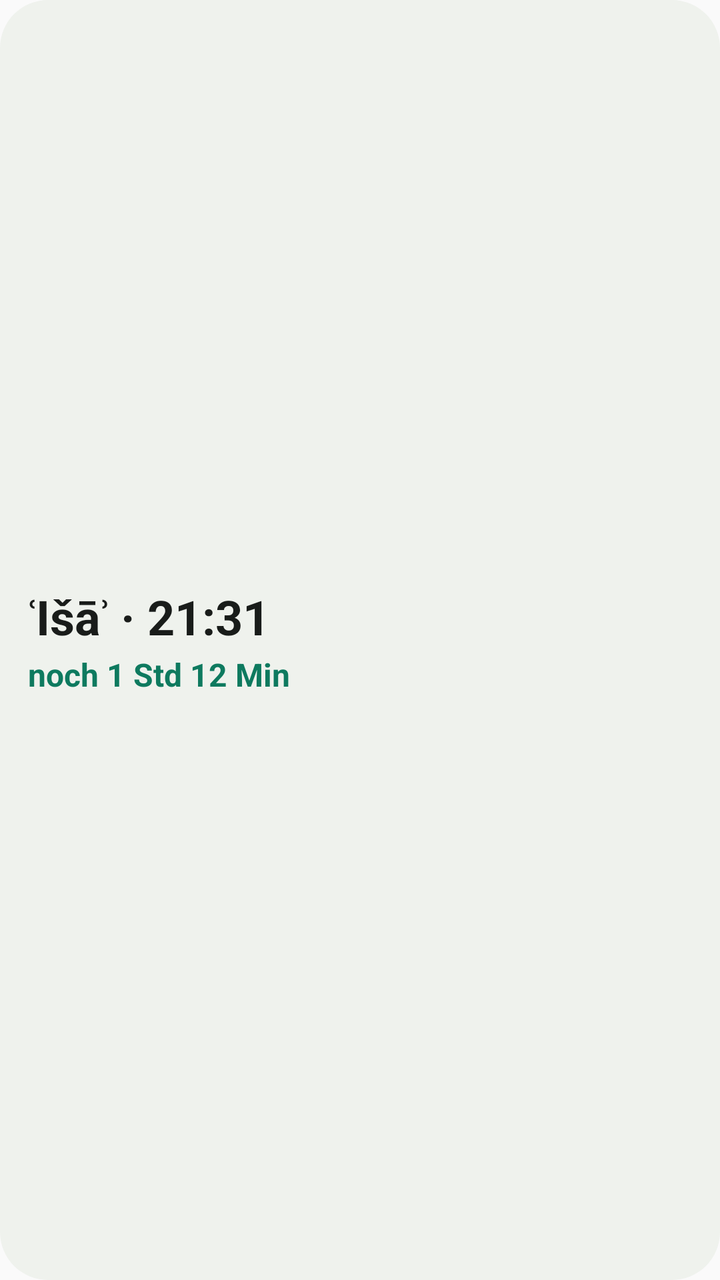
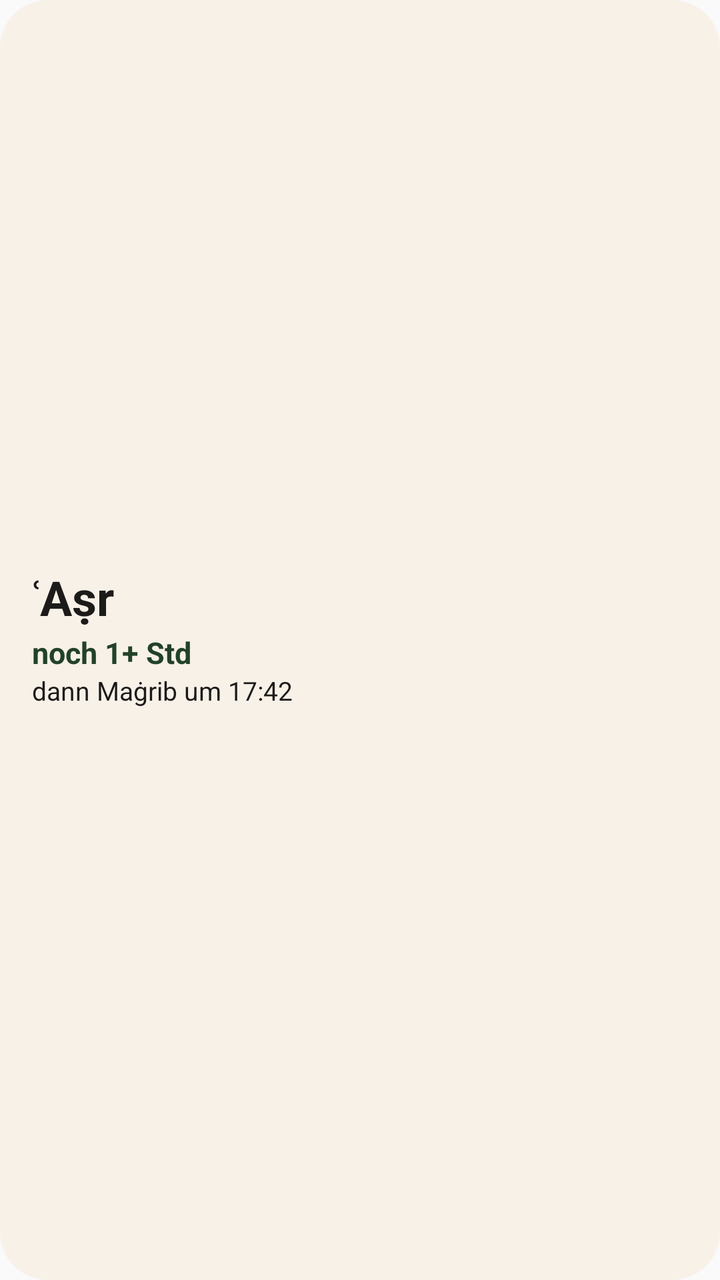

Before-and-after screenshots of an Android layout around one commit, followed by the original layout XML and the change that was made.
<!-- AndroidManifest.xml: application theme Theme.Gebetszeiten -->
<!-- res/layout/widget_preview.xml -->
<?xml version="1.0" encoding="utf-8"?>
<LinearLayout xmlns:android="http://schemas.android.com/apk/res/android"
    android:layout_width="match_parent"
    android:layout_height="match_parent"
    android:background="@drawable/widget_preview_bg"
    android:gravity="center_vertical"
    android:orientation="vertical"
    android:padding="14dp">

    <TextView
        android:layout_width="wrap_content"
        android:layout_height="wrap_content"
        android:text="@string/widget_preview_title"
        android:textColor="@color/widget_preview_text"
        android:textSize="24sp"
        android:textStyle="bold" />

    <TextView
        android:layout_width="wrap_content"
        android:layout_height="wrap_content"
        android:layout_marginTop="2dp"
        android:text="@string/widget_preview_remaining"
        android:textColor="@color/widget_preview_accent"
        android:textSize="16sp"
        android:textStyle="bold" />
</LinearLayout>
<!-- resources referenced by this layout -->
<resources>
  <color name="widget_preview_accent">#FF0E7A5F</color>
  <color name="widget_preview_text">#FF191C1A</color>
  <!-- drawable widget_preview_bg (drawable) -->
  <?xml version="1.0" encoding="utf-8"?>
  <shape xmlns:android="http://schemas.android.com/apk/res/android" android:shape="rectangle">
      <solid android:color="@color/widget_preview_bg" />
      <corners android:radius="24dp" />
  </shape>
  <string name="widget_preview_remaining">noch 1 Std 12 Min</string>
  <string name="widget_preview_title">ʿIšāʾ · 21:31</string>
  <style name="Theme.Gebetszeiten" parent="android:Theme.Material.Light.NoActionBar" />
  <color name="widget_preview_bg">#FFEFF2ED</color>
</resources>

<!-- the commit's change to res/layout/widget_preview.xml (unified diff, before → after) -->
@@ -5,11 +5,13 @@
     android:background="@drawable/widget_preview_bg"
     android:gravity="center_vertical"
     android:orientation="vertical"
-    android:padding="14dp">
+    android:paddingHorizontal="16dp"
+    android:paddingVertical="8dp">
 
     <TextView
         android:layout_width="wrap_content"
         android:layout_height="wrap_content"
+        android:includeFontPadding="false"
         android:text="@string/widget_preview_title"
         android:textColor="@color/widget_preview_text"
         android:textSize="24sp"
@@ -21,6 +23,13 @@
         android:layout_marginTop="2dp"
         android:text="@string/widget_preview_remaining"
         android:textColor="@color/widget_preview_accent"
-        android:textSize="16sp"
+        android:textSize="15sp"
         android:textStyle="bold" />
+
+    <TextView
+        android:layout_width="wrap_content"
+        android:layout_height="wrap_content"
+        android:text="@string/widget_preview_next"
+        android:textColor="@color/widget_preview_text"
+        android:textSize="13sp" />
 </LinearLayout>
<!-- resource entries referenced after the edit -->
@@ -1,16 +1,17 @@
 <!-- resources referenced by this layout -->
 <resources>
-  <color name="widget_preview_accent">#FF0E7A5F</color>
-  <color name="widget_preview_text">#FF191C1A</color>
+  <color name="widget_preview_accent">#FF224228</color>
+  <color name="widget_preview_text">#FF1C1B1A</color>
   <!-- drawable widget_preview_bg (drawable) -->
   <?xml version="1.0" encoding="utf-8"?>
   <shape xmlns:android="http://schemas.android.com/apk/res/android" android:shape="rectangle">
       <solid android:color="@color/widget_preview_bg" />
       <corners android:radius="24dp" />
   </shape>
-  <string name="widget_preview_remaining">noch 1 Std 12 Min</string>
-  <string name="widget_preview_title">ʿIšāʾ · 21:31</string>
+  <string name="widget_preview_next">dann Maġrib um 17:42</string>
+  <string name="widget_preview_remaining">noch 1+ Std</string>
+  <string name="widget_preview_title">ʿAṣr</string>
   <style name="Theme.Gebetszeiten" parent="android:Theme.Material.Light.NoActionBar" />
-  <color name="widget_preview_bg">#FFEFF2ED</color>
+  <color name="widget_preview_bg">#FFF7F1E8</color>
 </resources>
 
